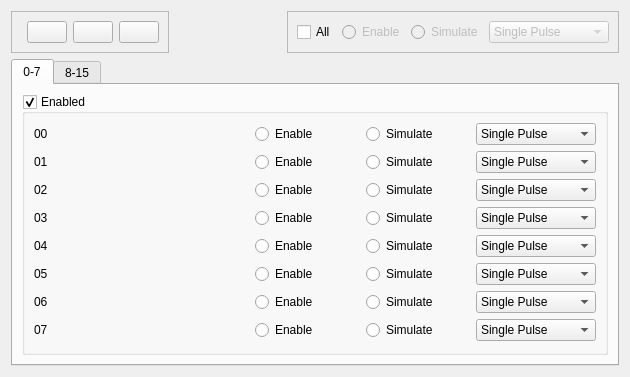
gsi-ee/drivers, file galapagos/gui/qt/galapagos/GalChannelWidget.ui: the form before one commit.
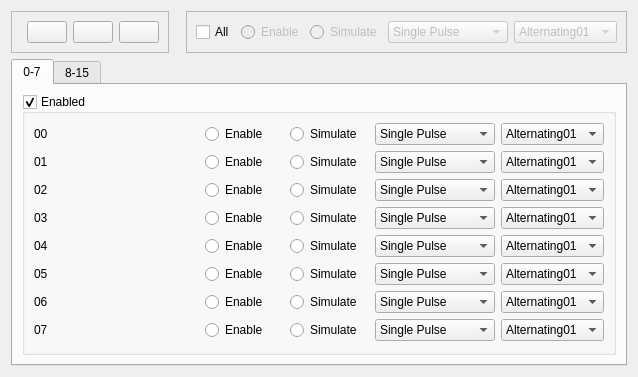
The form after the commit. Icons and pictures are not drawn. Custom widgets are drawn as their Qt base class.

Commit message: galapagos gui: added selection of dedicated bit pattern for each channel. fixed some missing files not checked in last time. under construction

Diff of the .ui file:
```diff
--- a/galapagos/gui/qt/galapagos/GalChannelWidget.ui
+++ b/galapagos/gui/qt/galapagos/GalChannelWidget.ui
@@ -6,7 +6,7 @@
    <rect>
     <x>0</x>
     <y>0</y>
-    <width>630</width>
+    <width>638</width>
     <height>375</height>
    </rect>
   </property>
@@ -185,6 +185,23 @@
         </item>
        </widget>
       </item>
+      <item row="0" column="4">
+       <widget class="QComboBox" name="Channel_pattern_comboBox_ALL">
+        <property name="enabled">
+         <bool>false</bool>
+        </property>
+        <item>
+         <property name="text">
+          <string>Alternating01</string>
+         </property>
+        </item>
+        <item>
+         <property name="text">
+          <string>TwoStep</string>
+         </property>
+        </item>
+       </widget>
+      </item>
      </layout>
     </widget>
    </item>
@@ -272,6 +289,26 @@
               </item>
              </widget>
             </item>
+            <item>
+             <widget class="QComboBox" name="Channel_pattern_comboBox_00">
+              <property name="enabled">
+               <bool>true</bool>
+              </property>
+              <property name="toolTip">
+               <string>Select bit pattern to send on channel</string>
+              </property>
+              <item>
+               <property name="text">
+                <string>Alternating01</string>
+               </property>
+              </item>
+              <item>
+               <property name="text">
+                <string>TwoStep</string>
+               </property>
+              </item>
+             </widget>
+            </item>
            </layout>
           </item>
           <item row="1" column="0">
@@ -339,6 +376,26 @@
               </item>
              </widget>
             </item>
+            <item>
+             <widget class="QComboBox" name="Channel_pattern_comboBox_01">
+              <property name="enabled">
+               <bool>true</bool>
+              </property>
+              <property name="toolTip">
+               <string>Select bit pattern to send on channel</string>
+              </property>
+              <item>
+               <property name="text">
+                <string>Alternating01</string>
+               </property>
+              </item>
+              <item>
+               <property name="text">
+                <string>TwoStep</string>
+               </property>
+              </item>
+             </widget>
+            </item>
            </layout>
           </item>
           <item row="2" column="0">
@@ -406,6 +463,26 @@
               </item>
              </widget>
             </item>
+            <item>
+             <widget class="QComboBox" name="Channel_pattern_comboBox_02">
+              <property name="enabled">
+               <bool>true</bool>
+              </property>
+              <property name="toolTip">
+               <string>Select bit pattern to send on channel</string>
+              </property>
+              <item>
+               <property name="text">
+                <string>Alternating01</string>
+               </property>
+              </item>
+              <item>
+               <property name="text">
+                <string>TwoStep</string>
+               </property>
+              </item>
+             </widget>
+            </item>
            </layout>
           </item>
           <item row="3" column="0">
@@ -473,6 +550,26 @@
               </item>
              </widget>
             </item>
+            <item>
+             <widget class="QComboBox" name="Channel_pattern_comboBox_03">
+              <property name="enabled">
+               <bool>true</bool>
+              </property>
+              <property name="toolTip">
+               <string>Select bit pattern to send on channel</string>
+              </property>
+              <item>
+               <property name="text">
+                <string>Alternating01</string>
+               </property>
+              </item>
+              <item>
+               <property name="text">
+                <string>TwoStep</string>
+               </property>
+              </item>
+             </widget>
+            </item>
            </layout>
           </item>
           <item row="4" column="0">
@@ -540,6 +637,26 @@
               </item>
              </widget>
             </item>
+            <item>
+             <widget class="QComboBox" name="Channel_pattern_comboBox_04">
+              <property name="enabled">
+               <bool>true</bool>
+              </property>
+              <property name="toolTip">
+               <string>Select bit pattern to send on channel</string>
+              </property>
+              <item>
+               <property name="text">
+                <string>Alternating01</string>
+               </property>
+              </item>
+              <item>
+               <property name="text">
+                <string>TwoStep</string>
+               </property>
+              </item>
+             </widget>
+            </item>
            </layout>
           </item>
           <item row="5" column="0">
@@ -607,6 +724,26 @@
               </item>
              </widget>
             </item>
+            <item>
+             <widget class="QComboBox" name="Channel_pattern_comboBox_05">
+              <property name="enabled">
+               <bool>true</bool>
+              </property>
+              <property name="toolTip">
+               <string>Select bit pattern to send on channel</string>
+              </property>
+              <item>
+               <property name="text">
+                <string>Alternating01</string>
+               </property>
+              </item>
+              <item>
+               <property name="text">
+                <string>TwoStep</string>
+               </property>
+              </item>
+             </widget>
+            </item>
            </layout>
           </item>
           <item row="6" column="0">
@@ -674,6 +811,26 @@
               </item>
              </widget>
             </item>
+            <item>
+             <widget class="QComboBox" name="Channel_pattern_comboBox_06">
+              <property name="enabled">
+               <bool>true</bool>
+              </property>
+              <property name="toolTip">
+               <string>Select bit pattern to send on channel</string>
+              </property>
+              <item>
+               <property name="text">
+                <string>Alternating01</string>
+               </property>
+              </item>
+              <item>
+               <property name="text">
+                <string>TwoStep</string>
+               </property>
+              </item>
+             </widget>
+            </item>
            </layout>
           </item>
           <item row="7" column="0">
@@ -741,6 +898,26 @@
               </item>
              </widget>
             </item>
+            <item>
+             <widget class="QComboBox" name="Channel_pattern_comboBox_07">
+              <property name="enabled">
+               <bool>true</bool>
+              </property>
+              <property name="toolTip">
+               <string>Select bit pattern to send on channel</string>
+              </property>
+              <item>
+               <property name="text">
+                <string>Alternating01</string>
+               </property>
+              </item>
+              <item>
+               <property name="text">
+                <string>TwoStep</string>
+               </property>
+              </item>
+             </widget>
+            </item>
            </layout>
           </item>
          </layout>
```
Left out of the diff: 250 changed lines with no effect on the pictures. The commit also changes 6 other files.
